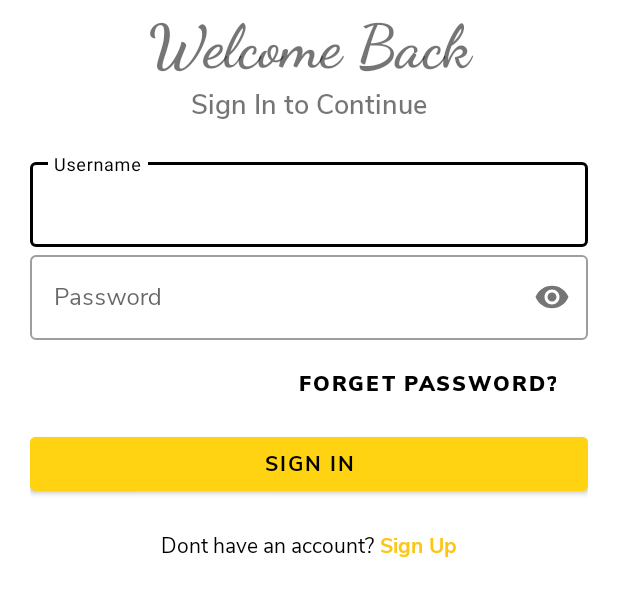
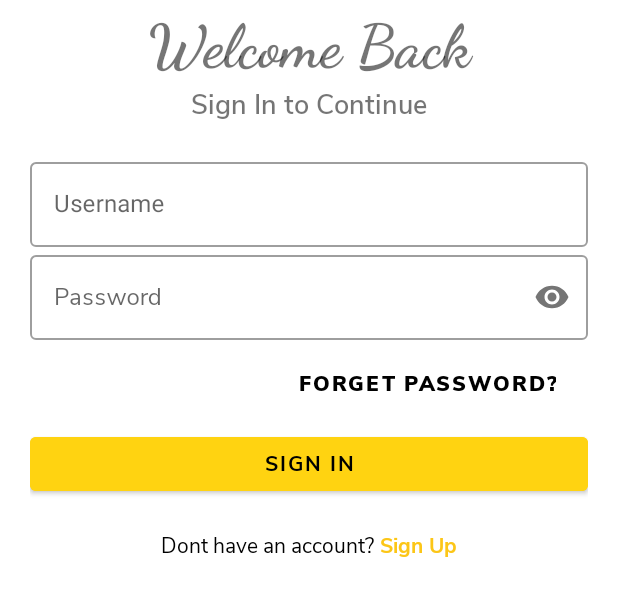
Before and after one commit to mkamilmistar/gold-pocket-kotlin, an Android app: the screen it shows after launch (LoginActivity), after a tap on "GET STARTED", on a phone screen of 412 x 824 dp, the part 357-973 px from its top. Run offline under Robolectric (Android 15) with nearby library versions, the phone set to English and light mode, and no system bars.

Commit message:
fix layout

```diff
--- a/app/build.gradle.kts
+++ b/app/build.gradle.kts
@@ -1,7 +1,6 @@
 plugins {
   id("com.android.application")
   id("kotlin-android")
-  id("kotlin-android-extensions")
 }
 
 android {
--- a/app/src/main/java/com/mkamilmistar/gold_market/LoginActivity.kt
+++ b/app/src/main/java/com/mkamilmistar/gold_market/LoginActivity.kt
@@ -3,17 +3,12 @@ package com.mkamilmistar.gold_market
 import android.content.Intent
 import androidx.appcompat.app.AppCompatActivity
 import android.os.Bundle
-import android.view.WindowManager
 import android.widget.Button
 import android.widget.TextView
 
 class LoginActivity : AppCompatActivity() {
   override fun onCreate(savedInstanceState: Bundle?) {
     super.onCreate(savedInstanceState)
-    @Suppress("DEPRECATION")
-    window.setFlags(
-      WindowManager.LayoutParams.FLAG_FULLSCREEN,
-      WindowManager.LayoutParams.FLAG_FULLSCREEN)
     setContentView(R.layout.activity_login)
 
     val signUpActivity: TextView = findViewById(R.id.text_sign_up)
--- a/app/src/main/java/com/mkamilmistar/gold_market/OnBoardingActivity.kt
+++ b/app/src/main/java/com/mkamilmistar/gold_market/OnBoardingActivity.kt
@@ -2,7 +2,6 @@ package com.mkamilmistar.gold_market
 
 import android.content.Intent
 import android.os.Bundle
-import android.view.WindowManager
 import android.widget.Button
 import androidx.appcompat.app.AppCompatActivity
 
@@ -11,11 +10,6 @@ class OnBoardingActivity : AppCompatActivity() {
 
   override fun onCreate(savedInstanceState: Bundle?) {
     super.onCreate(savedInstanceState)
-    @Suppress("DEPRECATION")
-    window.setFlags(
-      WindowManager.LayoutParams.FLAG_FULLSCREEN,
-      WindowManager.LayoutParams.FLAG_FULLSCREEN
-    )
     setContentView(R.layout.activity_on_boarding)
 
     val btnGetStarted: Button = findViewById(R.id.btn_get_started)
--- a/app/src/main/java/com/mkamilmistar/gold_market/RegisterActivity.kt
+++ b/app/src/main/java/com/mkamilmistar/gold_market/RegisterActivity.kt
@@ -3,17 +3,12 @@ package com.mkamilmistar.gold_market
 import android.content.Intent
 import androidx.appcompat.app.AppCompatActivity
 import android.os.Bundle
-import android.view.WindowManager
 import android.widget.Button
 import android.widget.TextView
 
 class RegisterActivity : AppCompatActivity() {
   override fun onCreate(savedInstanceState: Bundle?) {
     super.onCreate(savedInstanceState)
-    @Suppress("DEPRECATION")
-    window.setFlags(
-      WindowManager.LayoutParams.FLAG_FULLSCREEN,
-      WindowManager.LayoutParams.FLAG_FULLSCREEN)
     setContentView(R.layout.activity_register)
 
     val signIn: TextView = findViewById(R.id.text_sign_in)
--- a/app/src/main/java/com/mkamilmistar/gold_market/SplashScreenActivity.kt
+++ b/app/src/main/java/com/mkamilmistar/gold_market/SplashScreenActivity.kt
@@ -7,8 +7,8 @@ import android.os.Handler
 import android.os.Looper
 import android.view.WindowManager
 import android.view.animation.AnimationUtils
-import kotlinx.android.synthetic.main.activity_main.*
-import kotlinx.android.synthetic.main.activity_splash_screen.*
+import android.widget.ImageView
+import android.widget.TextView
 
 class SplashScreenActivity : AppCompatActivity() {
   override fun onCreate(savedInstanceState: Bundle?) {
@@ -22,9 +22,13 @@ class SplashScreenActivity : AppCompatActivity() {
     val topAnim = AnimationUtils.loadAnimation(this, R.anim.top_animation)
     val botAnim = AnimationUtils.loadAnimation(this, R.anim.bottom_animation)
 
-    splash_logo.startAnimation(topAnim)
-    logo_text.startAnimation(botAnim)
-    slogan_text.startAnimation(botAnim)
+    val splashLogo: ImageView = findViewById(R.id.splash_logo)
+    val logoText: TextView = findViewById(R.id.logo_text)
+    val sloganText: TextView = findViewById(R.id.slogan_text)
+
+    splashLogo.startAnimation(topAnim)
+    logoText.startAnimation(botAnim)
+    sloganText.startAnimation(botAnim)
 
     Handler(Looper.getMainLooper()).postDelayed({
       val intent = Intent(this@SplashScreenActivity, OnBoardingActivity::class.java)
--- a/app/src/main/res/layout/activity_login.xml
+++ b/app/src/main/res/layout/activity_login.xml
@@ -7,6 +7,9 @@
   tools:context=".LoginActivity"
   android:orientation="vertical"
   android:padding="20dp"
+  android:focusable="true"
+  android:focusableInTouchMode="true"
+  android:clickable="true"
   android:background="#fff">
 
   <ImageView
--- a/app/src/main/res/layout/activity_register.xml
+++ b/app/src/main/res/layout/activity_register.xml
@@ -7,6 +7,9 @@
   tools:context=".LoginActivity"
   android:orientation="vertical"
   android:padding="20dp"
+  android:focusable="true"
+  android:focusableInTouchMode="true"
+  android:clickable="true"
   android:background="#fff">
 
   <ImageView
--- a/app/src/main/res/values-night/styles.xml
+++ b/app/src/main/res/values-night/styles.xml
@@ -2,6 +2,5 @@
 
   <style name="Widget.Theme.Goldmarket.MyView" parent="">
     <item name="android:background">@color/gray_600</item>
-    <item name="exampleColor">@color/light_blue_600</item>
   </style>
 </resources>
--- a/app/src/main/res/values/styles.xml
+++ b/app/src/main/res/values/styles.xml
@@ -2,6 +2,5 @@
 
   <style name="Widget.Theme.Goldmarket.MyView" parent="">
     <item name="android:background">@color/gray_400</item>
-    <item name="exampleColor">@color/light_blue_400</item>
   </style>
 </resources>
--- a/app/src/main/res/values/themes.xml
+++ b/app/src/main/res/values/themes.xml
@@ -2,8 +2,8 @@
     <!-- Base application theme. -->
     <style name="Theme.Goldmarket" parent="Theme.MaterialComponents.DayNight.NoActionBar">
         <!-- Primary brand color. -->
-        <item name="colorPrimary">@color/black</item>
-        <item name="colorPrimaryVariant">@color/yellow_dark</item>
+        <item name="colorPrimary">@color/yellow_darker</item>
+        <item name="colorPrimaryVariant">@color/yellow_darker</item>
         <item name="colorOnPrimary">@color/white</item>
         <!-- Secondary brand color. -->
         <item name="colorSecondary">@color/teal_200</item>
```
Also changed, not shown: app/src/main/res/values/attrs_my_view.xml (deleted, +0 -8 lines).
